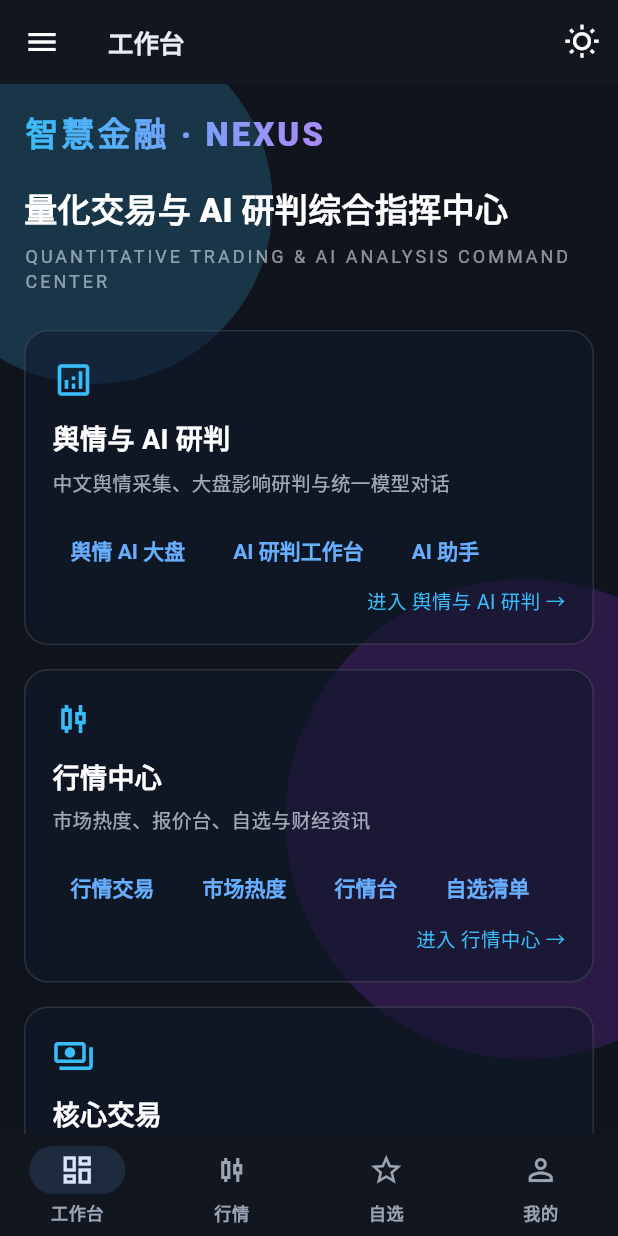
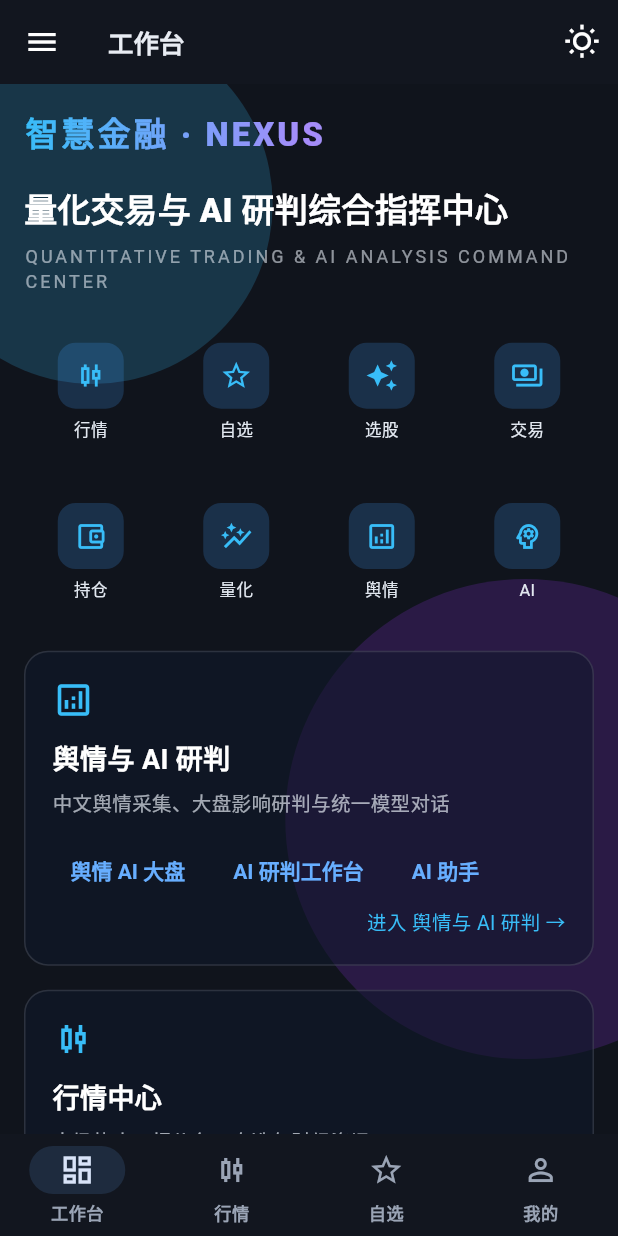
Before and after one commit to lusd2904/smart-finance-platform, a Flutter app: the AdminShell screen opened directly, on a phone screen of 412 x 824 dp. Run offline on Flutter 3.47's test engine with Material 3 defaults, Android fonts, the phone set to English and light mode, and no system bars; our stand-ins replace dio, flutter_riverpod, flutter_secure_storage, go_router, package_info_plus, shared_preferences; accounts and stored records are empty; network calls fail; project files that could hold a hidden picture were left out.

Commit message:
feat(mobile): apply Antigravity phone layouts on portal and heat
agy produced the 390pt page spec; NotebookLM notebook is live with the
same sources. Portal gets an 8-cell shortcut grid; heat Top50 is a
single-column quote list on phones that opens K-line.

```diff
--- a/flutter_client/lib/features/web/portal_dashboard.dart
+++ b/flutter_client/lib/features/web/portal_dashboard.dart
@@ -127,7 +127,28 @@ class PortalPage extends StatelessWidget {
                 color: dark ? const Color(0x99E2E8F0) : const Color(0xFF64748B),
               ),
             ),
-            const SizedBox(height: 24),
+            const SizedBox(height: 16),
+            if (w < 720) ...[
+              GridView.count(
+                crossAxisCount: 4,
+                shrinkWrap: true,
+                physics: const NeverScrollableScrollPhysics(),
+                mainAxisSpacing: 8,
+                crossAxisSpacing: 8,
+                childAspectRatio: 0.9,
+                children: [
+                  _Shortcut('行情', Icons.candlestick_chart_outlined, () => open?.call('/market/heat', title: '行情')),
+                  _Shortcut('自选', Icons.star_outline, () => open?.call('/market/watchlist', title: '自选')),
+                  _Shortcut('选股', Icons.auto_awesome, () => open?.call('/market/recommendations', title: '智能选股')),
+                  _Shortcut('交易', Icons.payments_outlined, () => open?.call('/trade/terminal', title: '交易')),
+                  _Shortcut('持仓', Icons.account_balance_wallet_outlined, () => open?.call('/trade/positions', title: '持仓')),
+                  _Shortcut('量化', Icons.auto_graph, () => open?.call('/quant/strategy', title: '量化')),
+                  _Shortcut('舆情', Icons.analytics_outlined, () => open?.call('/sentiment/dashboard', title: '舆情')),
+                  _Shortcut('AI', Icons.psychology_outlined, () => open?.call('/market/ai-workbench', title: 'AI 研判')),
+                ],
+              ),
+              const SizedBox(height: 16),
+            ],
             Wrap(
               spacing: 16,
               runSpacing: 16,
@@ -148,6 +169,37 @@ class PortalPage extends StatelessWidget {
             ),
           ],
         ),
+      ),
+    );
+  }
+}
+
+class _Shortcut extends StatelessWidget {
+  const _Shortcut(this.label, this.icon, this.onTap);
+  final String label;
+  final IconData icon;
+  final VoidCallback onTap;
+
+  @override
+  Widget build(BuildContext context) {
+    return InkWell(
+      onTap: onTap,
+      borderRadius: BorderRadius.circular(12),
+      child: Column(
+        mainAxisAlignment: MainAxisAlignment.center,
+        children: [
+          Container(
+            width: 44,
+            height: 44,
+            decoration: BoxDecoration(
+              color: const Color(0x33409EFF),
+              borderRadius: BorderRadius.circular(12),
+            ),
+            child: Icon(icon, color: const Color(0xFF38BDF8), size: 22),
+          ),
+          const SizedBox(height: 6),
+          Text(label, style: const TextStyle(fontSize: 11, color: Color(0xFFE2E8F0))),
+        ],
       ),
     );
   }
```
Also changed, not shown: flutter_client/lib/features/web/market_pages.dart (+18 -2 lines), flutter_client/lib/shared/widgets/ruoyi_ui.dart (+73 -0 lines), 2 other files.
